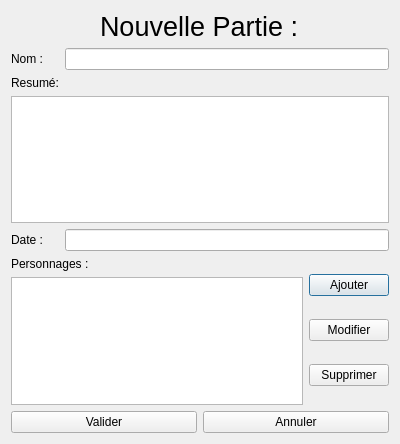
The window that fenetre/formNouvellePartie.ui (helarion/Application-JDR) describes before a commit, drawn with Qt 5.
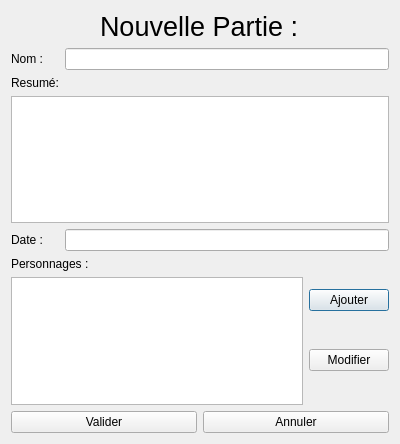
The same window after the commit.

```diff
--- a/fenetre/formNouvellePartie.ui
+++ b/fenetre/formNouvellePartie.ui
@@ -104,13 +104,6 @@
          </property>
         </widget>
        </item>
-       <item>
-        <widget class="QPushButton" name="supprimerPersonnageButton">
-         <property name="text">
-          <string>Supprimer</string>
-         </property>
-        </widget>
-       </item>
       </layout>
      </item>
     </layout>
```
